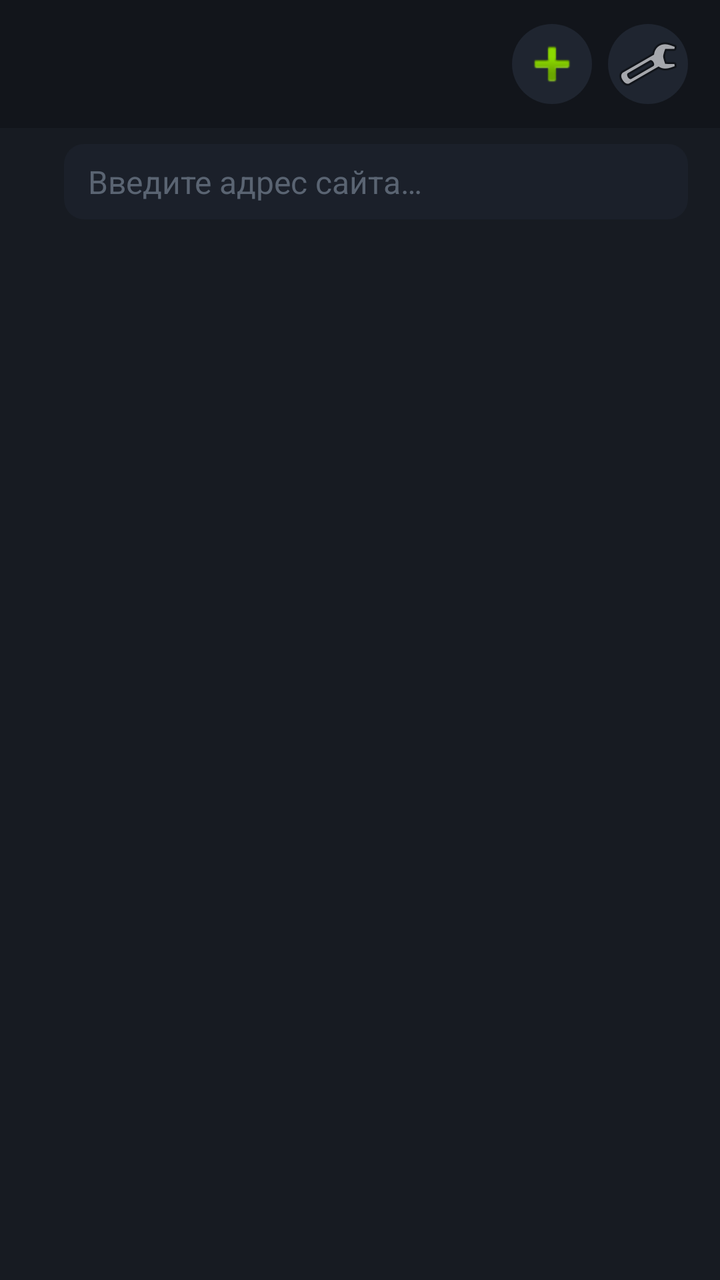
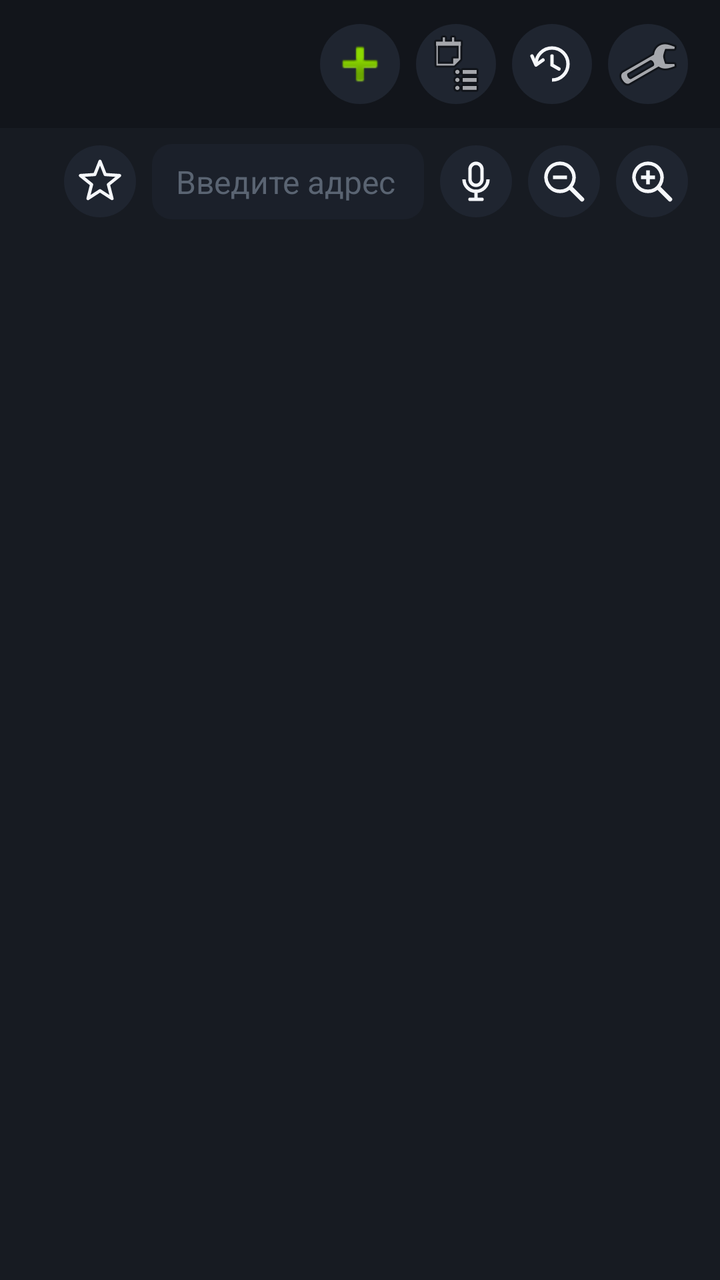

The first picture is an Android layout as it rendered before a commit; the second is the same layout after the commit. The layout source and the unified diff follow.
<!-- AndroidManifest.xml: application theme Theme.TvBrowserPro -->
<!-- res/layout/activity_main.xml -->
<?xml version="1.0" encoding="utf-8"?>
<FrameLayout xmlns:android="http://schemas.android.com/apk/res/android"
    xmlns:app="http://schemas.android.com/apk/res-auto"
    android:layout_width="match_parent"
    android:layout_height="match_parent"
    android:background="@color/bg_root">

    <LinearLayout
        android:layout_width="match_parent"
        android:layout_height="match_parent"
        android:orientation="vertical">

        
        <LinearLayout
            android:layout_width="match_parent"
            android:layout_height="@dimen/tab_bar_height"
            android:background="@color/bg_tabbar"
            android:orientation="horizontal"
            android:gravity="center_vertical"
            android:paddingStart="@dimen/tv_overscan_margin"
            android:paddingEnd="16dp">

            <HorizontalScrollView
                android:layout_width="0dp"
                android:layout_height="wrap_content"
                android:layout_weight="1"
                android:scrollbars="none">

                <LinearLayout
                    android:id="@+id/tabBarContainer"
                    android:layout_width="wrap_content"
                    android:layout_height="wrap_content"
                    android:orientation="horizontal" />

            </HorizontalScrollView>

            <ImageButton
                android:id="@+id/newTabButton"
                android:layout_width="40dp"
                android:layout_height="40dp"
                android:layout_marginStart="8dp"
                android:background="@drawable/icon_button_bg"
                android:contentDescription="@string/new_tab"
                android:focusable="true"
                android:padding="8dp"
                android:src="@android:drawable/ic_input_add" />

            <ImageButton
                android:id="@+id/settingsButton"
                android:layout_width="40dp"
                android:layout_height="40dp"
                android:layout_marginStart="8dp"
                android:background="@drawable/icon_button_bg"
                android:contentDescription="@string/settings"
                android:focusable="true"
                android:padding="8dp"
                android:src="@android:drawable/ic_menu_preferences" />

        </LinearLayout>

        
        <LinearLayout
            android:layout_width="match_parent"
            android:layout_height="wrap_content"
            android:background="@color/bg_surface"
            android:orientation="horizontal"
            android:gravity="center_vertical"
            android:paddingStart="@dimen/tv_overscan_margin"
            android:paddingEnd="16dp"
            android:paddingTop="8dp"
            android:paddingBottom="8dp">

            <EditText
                android:id="@+id/addressBar"
                android:layout_width="0dp"
                android:layout_height="wrap_content"
                android:layout_weight="1"
                android:background="@drawable/focus_highlight"
                android:hint="@string/address_bar_hint"
                android:imeOptions="actionGo"
                android:inputType="textUri"
                android:maxLines="1"
                android:paddingStart="12dp"
                android:paddingEnd="12dp"
                android:paddingTop="8dp"
                android:paddingBottom="8dp"
                android:textColor="@color/text_primary"
                android:textColorHint="@color/text_disabled"
                android:textSize="@dimen/text_size_medium" />

        </LinearLayout>

        
        <FrameLayout
            android:id="@+id/webviewStack"
            android:layout_width="match_parent"
            android:layout_height="0dp"
            android:layout_weight="1">

            <FrameLayout
                android:id="@+id/webviewContainer"
                android:layout_width="match_parent"
                android:layout_height="match_parent"
                android:background="@color/bg_surface" />

            <ImageView
                android:id="@+id/tvCursor"
                android:layout_width="@dimen/cursor_size"
                android:layout_height="@dimen/cursor_size"
                android:src="@drawable/ic_cursor"
                android:elevation="20dp"
                android:visibility="gone"
                android:contentDescription="@null" />

        </FrameLayout>

    </LinearLayout>

    <ProgressBar
        android:id="@+id/loadingProgress"
        style="?android:attr/progressBarStyleHorizontal"
        android:layout_width="match_parent"
        android:layout_height="3dp"
        android:layout_gravity="top"
        android:layout_marginTop="@dimen/tab_bar_height"
        android:indeterminate="true"
        android:max="100"
        android:progressTint="@color/accent_primary"
        android:visibility="gone" />

    
    <FrameLayout
        android:id="@+id/miniPlayerContainer"
        android:layout_width="@dimen/mini_player_width"
        android:layout_height="@dimen/mini_player_height"
        android:layout_gravity="bottom|end"
        android:layout_margin="@dimen/mini_player_margin"
        android:background="@drawable/mini_player_bg"
        android:focusable="true"
        android:visibility="gone"
        android:elevation="12dp">

        <androidx.media3.ui.PlayerView
            android:id="@+id/miniPlayerView"
            android:layout_width="match_parent"
            android:layout_height="match_parent"
            app:use_controller="false"
            app:resize_mode="fit" />

        <TextView
            android:id="@+id/miniPlayerHint"
            android:layout_width="match_parent"
            android:layout_height="wrap_content"
            android:layout_gravity="bottom"
            android:background="@color/overlay_scrim"
            android:padding="6dp"
            android:text="@string/mini_player_expand"
            android:textColor="@color/text_primary"
            android:textSize="@dimen/text_size_small"
            android:gravity="center" />

    </FrameLayout>

</FrameLayout>
<!-- resources referenced by this layout -->
<resources>
  <!-- unchanged entries left out for length: 34 -->
</resources>

<!-- the commit's change to res/layout/activity_main.xml (unified diff, before → after) -->
@@ -44,6 +44,28 @@
                 android:focusable="true"
                 android:padding="8dp"
                 android:src="@android:drawable/ic_input_add" />
+
+            <ImageButton
+                android:id="@+id/bookmarksButton"
+                android:layout_width="40dp"
+                android:layout_height="40dp"
+                android:layout_marginStart="8dp"
+                android:background="@drawable/icon_button_bg"
+                android:contentDescription="@string/open_bookmarks"
+                android:focusable="true"
+                android:padding="9dp"
+                android:src="@android:drawable/ic_menu_agenda" />
+
+            <ImageButton
+                android:id="@+id/historyButton"
+                android:layout_width="40dp"
+                android:layout_height="40dp"
+                android:layout_marginStart="8dp"
+                android:background="@drawable/icon_button_bg"
+                android:contentDescription="@string/open_history"
+                android:focusable="true"
+                android:padding="9dp"
+                android:src="@drawable/ic_history" />
 
             <ImageButton
                 android:id="@+id/settingsButton"
@@ -69,6 +91,17 @@
             android:paddingEnd="16dp"
             android:paddingTop="8dp"
             android:paddingBottom="8dp">
+
+            <ImageButton
+                android:id="@+id/starButton"
+                android:layout_width="36dp"
+                android:layout_height="36dp"
+                android:layout_marginEnd="8dp"
+                android:background="@drawable/icon_button_bg"
+                android:contentDescription="@string/add_bookmark"
+                android:focusable="true"
+                android:padding="8dp"
+                android:src="@drawable/ic_star_outline" />
 
             <EditText
                 android:id="@+id/addressBar"
@@ -88,6 +121,39 @@
                 android:textColorHint="@color/text_disabled"
                 android:textSize="@dimen/text_size_medium" />
 
+            <ImageButton
+                android:id="@+id/micButton"
+                android:layout_width="36dp"
+                android:layout_height="36dp"
+                android:layout_marginStart="8dp"
+                android:background="@drawable/icon_button_bg"
+                android:contentDescription="@string/voice_search"
+                android:focusable="true"
+                android:padding="7dp"
+                android:src="@drawable/ic_mic" />
+
+            <ImageButton
+                android:id="@+id/zoomOutButton"
+                android:layout_width="36dp"
+                android:layout_height="36dp"
+                android:layout_marginStart="8dp"
+                android:background="@drawable/icon_button_bg"
+                android:contentDescription="@string/zoom_out"
+                android:focusable="true"
+                android:padding="7dp"
+                android:src="@drawable/ic_zoom_out" />
+
+            <ImageButton
+                android:id="@+id/zoomInButton"
+                android:layout_width="36dp"
+                android:layout_height="36dp"
+                android:layout_marginStart="8dp"
+                android:background="@drawable/icon_button_bg"
+                android:contentDescription="@string/zoom_in"
+                android:focusable="true"
+                android:padding="7dp"
+                android:src="@drawable/ic_zoom_in" />
+
         </LinearLayout>
 
         
<!-- resource entries referenced after the edit -->
@@ -1,5 +1,116 @@
 <!-- resources referenced by this layout -->
 <resources>
+  <!-- drawable ic_history (drawable) -->
+  <?xml version="1.0" encoding="utf-8"?>
+  <vector xmlns:android="http://schemas.android.com/apk/res/android"
+      android:width="24dp"
+      android:height="24dp"
+      android:viewportWidth="24"
+      android:viewportHeight="24">
+      <path
+          android:pathData="M12,20 a8,8 0 1 0 -8,-8"
+          android:fillColor="#00000000"
+          android:strokeColor="#F5F7FA"
+          android:strokeWidth="1.7" />
+      <path
+          android:pathData="M2,8 L4,12.5 L7.5,10"
+          android:fillColor="#00000000"
+          android:strokeColor="#F5F7FA"
+          android:strokeWidth="1.7"
+          android:strokeLineJoin="round"
+          android:strokeLineCap="round" />
+      <path
+          android:pathData="M12,8 L12,12.5 L15.5,14.5"
+          android:strokeColor="#F5F7FA"
+          android:strokeWidth="1.7"
+          android:strokeLineCap="round" />
+  </vector>
+  <!-- drawable ic_mic (drawable) -->
+  <?xml version="1.0" encoding="utf-8"?>
+  <vector xmlns:android="http://schemas.android.com/apk/res/android"
+      android:width="24dp"
+      android:height="24dp"
+      android:viewportWidth="24"
+      android:viewportHeight="24">
+      <path
+          android:pathData="M12,3 a3,3 0 0 1 3,3 v5 a3,3 0 0 1 -6,0 v-5 a3,3 0 0 1 3,-3 z"
+          android:fillColor="#00000000"
+          android:strokeColor="#F5F7FA"
+          android:strokeWidth="1.7" />
+      <path
+          android:pathData="M6,11 a6,6 0 0 0 12,0"
+          android:strokeColor="#F5F7FA"
+          android:strokeWidth="1.7" />
+      <path
+          android:pathData="M12,17 L12,21 M9,21 L15,21"
+          android:strokeColor="#F5F7FA"
+          android:strokeWidth="1.7"
+          android:strokeLineCap="round" />
+  </vector>
+  <!-- drawable ic_star_outline (drawable) -->
+  <?xml version="1.0" encoding="utf-8"?>
+  <vector xmlns:android="http://schemas.android.com/apk/res/android"
+      android:width="24dp"
+      android:height="24dp"
+      android:viewportWidth="24"
+      android:viewportHeight="24">
+      <path
+          android:pathData="M12,2 L14.6,8.6 L21.8,9.1 L16.2,13.6 L18,20.6 L12,16.7 L6,20.6 L7.8,13.6 L2.2,9.1 L9.4,8.6 Z"
+          android:fillColor="#00000000"
+          android:strokeColor="#F5F7FA"
+          android:strokeWidth="1.6"
+          android:strokeLineJoin="round" />
+  </vector>
+  <!-- drawable ic_zoom_in (drawable) -->
+  <?xml version="1.0" encoding="utf-8"?>
+  <vector xmlns:android="http://schemas.android.com/apk/res/android"
+      android:width="24dp"
+      android:height="24dp"
+      android:viewportWidth="24"
+      android:viewportHeight="24">
+      <path
+          android:pathData="M10,3 a7,7 0 1 0 0.001,0 z"
+          android:fillColor="#00000000"
+          android:strokeColor="#F5F7FA"
+          android:strokeWidth="1.8" />
+      <path
+          android:pathData="M10,6.5 L10,13.5 M6.5,10 L13.5,10"
+          android:strokeColor="#F5F7FA"
+          android:strokeWidth="1.8" />
+      <path
+          android:pathData="M15.2,15.2 L21,21"
+          android:strokeColor="#F5F7FA"
+          android:strokeWidth="2.2"
+          android:strokeLineCap="round" />
+  </vector>
+  <!-- drawable ic_zoom_out (drawable) -->
+  <?xml version="1.0" encoding="utf-8"?>
+  <vector xmlns:android="http://schemas.android.com/apk/res/android"
+      android:width="24dp"
+      android:height="24dp"
+      android:viewportWidth="24"
+      android:viewportHeight="24">
+      <path
+          android:pathData="M10,3 a7,7 0 1 0 0.001,0 z"
+          android:fillColor="#00000000"
+          android:strokeColor="#F5F7FA"
+          android:strokeWidth="1.8" />
+      <path
+          android:pathData="M6.5,10 L13.5,10"
+          android:strokeColor="#F5F7FA"
+          android:strokeWidth="1.8" />
+      <path
+          android:pathData="M15.2,15.2 L21,21"
+          android:strokeColor="#F5F7FA"
+          android:strokeWidth="2.2"
+          android:strokeLineCap="round" />
+  </vector>
+  <string name="add_bookmark">Добавить в закладки</string>
+  <string name="open_bookmarks">Закладки</string>
+  <string name="open_history">История</string>
+  <string name="voice_search">Голосовой поиск</string>
+  <string name="zoom_in">Увеличить страницу</string>
+  <string name="zoom_out">Уменьшить страницу</string>
   <!-- unchanged entries left out for length: 34 -->
 </resources>
 
